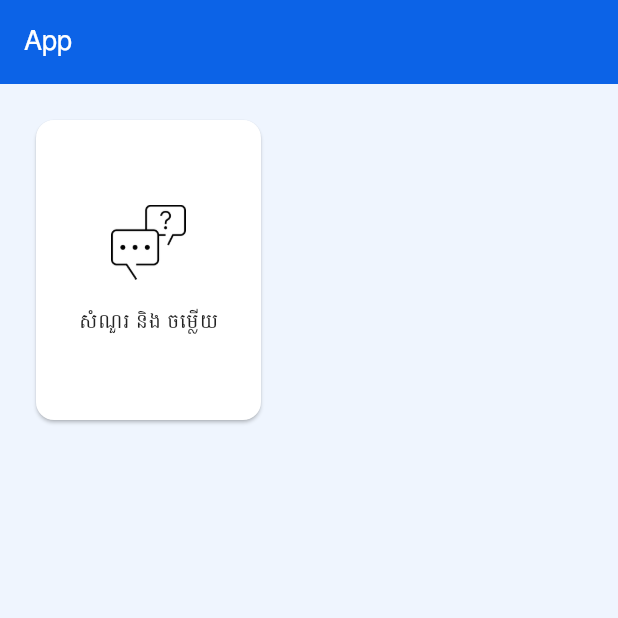
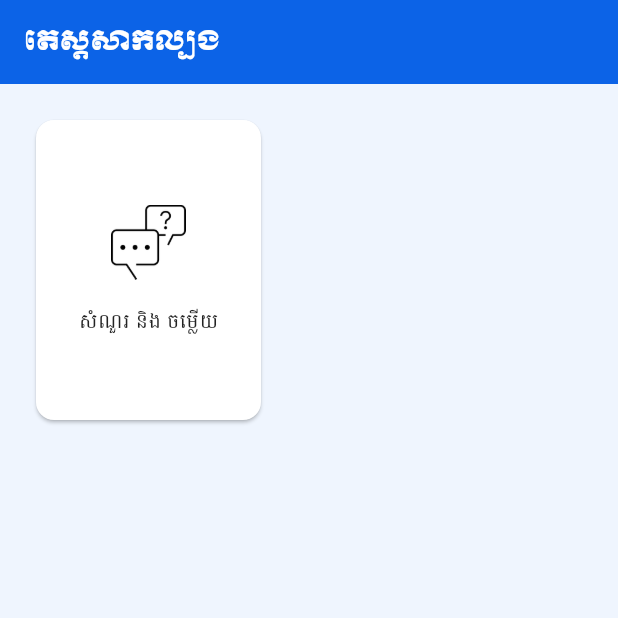
Before and after one commit to somalyleuk/mlvt-flutter-assignment, a Flutter app: the screen it shows after launch, on a phone screen of 412 x 824 dp, the top half of it. Run offline on Flutter 3.47's test engine with Material 3 defaults, Android fonts, the phone set to English and light mode, and no system bars; our stand-ins replace flutter_html, flutter_svg, get, responsive_framework.

Commit message:
update svg

```diff
--- a/lib/views/screens/home_screen/home_screen.dart
+++ b/lib/views/screens/home_screen/home_screen.dart
@@ -1,25 +1,17 @@
 import 'package:flutter/material.dart';
-import 'package:get/get.dart';
 import 'package:testapp/configs/themes/color_theme.dart';
 import 'package:testapp/configs/themes/image_theme.dart';
 import 'package:testapp/configs/themes/text_theme.dart';
 import 'package:testapp/views/screens/faqs_screen/faqs_screen.dart';
 
-class HomeScreen extends StatefulWidget {
+class HomeScreen extends StatelessWidget {
   const HomeScreen({super.key});
-
-  @override
-  State<HomeScreen> createState() => _HomeScreenState();
-}
-
-class _HomeScreenState extends State<HomeScreen> {
-  // List<String> widgetList = ['Geeks', 'for', 'Geeks'];
 
   @override
   Widget build(BuildContext context) {
     return Scaffold(
       appBar: AppBar(
-        title: const Text('App'),
+        title: const Text('តេស្តសាកល្បង'),
         titleTextStyle: TextThemes.appBarTextStyle,
         backgroundColor: ColorsThemes().darkBlue,
       ),
@@ -28,15 +20,18 @@ class _HomeScreenState extends State<HomeScreen> {
         padding: const EdgeInsets.all(20),
         child: GestureDetector(
           onTap: () {
-            // Get.off(const FAQSScreen());
-            Get.off(() => const FAQSScreen());
+            Navigator.push(
+              context,
+              MaterialPageRoute(
+                builder: (context) => const FAQSScreen(),
+              ),
+            );
           },
           child: Card(
             color: ColorsThemes().white,
             child: SizedBox(
               width: 150,
               height: 200,
-              child: Container(
               child: Column(
                 mainAxisAlignment: MainAxisAlignment.center,
                 children: [
@@ -55,7 +50,6 @@ class _HomeScreenState extends State<HomeScreen> {
           ),
         ),
       ),
-      ),
     );
   }
 }
--- a/pubspec.yaml
+++ b/pubspec.yaml
@@ -39,6 +39,7 @@ dependencies:
   responsive_framework: ^1.4.0
   http: ^1.2.1
   flutter_svg: ^2.0.10+1
+  flutter_html: ^3.0.0-beta.2
 
 dev_dependencies:
   flutter_test:
@@ -64,8 +65,7 @@ flutter:
 
   # To add assets to your application, add an assets section, like this:
   assets:
-    - assets/images/question-answer.png
-
+    - assets/images/
   # An image asset can refer to one or more resolution-specific "variants", see
   # https://flutter.dev/assets-and-images/#resolution-aware
 
```
Also changed, not shown: lib/views/screens/faqs_screen/faqs_screen.dart (+23 -24 lines), lib/views/widgets/card_widget.dart (+13 -6 lines), assets/images/1790856818251272.svg (added), assets/images/1790857435835753.svg (added), assets/images/1790860289024690.svg (added), assets/images/1790864271401405.svg (added), assets/images/1790864316048429.svg (added), assets/images/1790868118554426.svg (added), lib/service/api_service.dart (renamed from lib/data/api_service.dart), pubspec.lock. Lines whose indentation alone changed are shown as unchanged.
